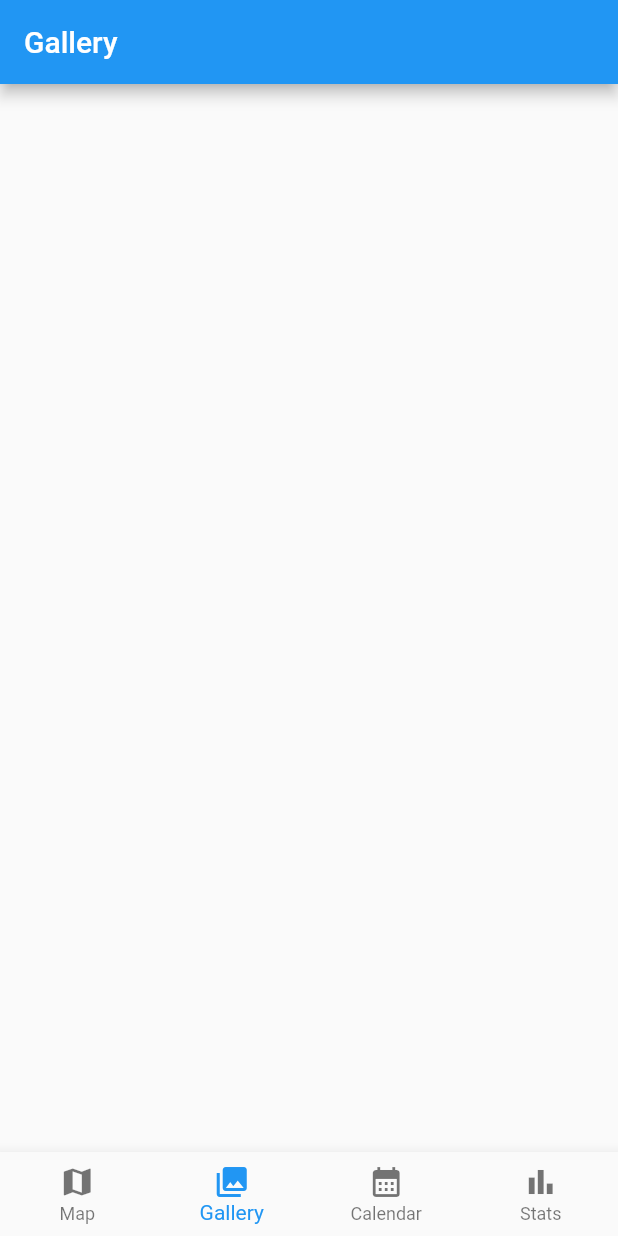
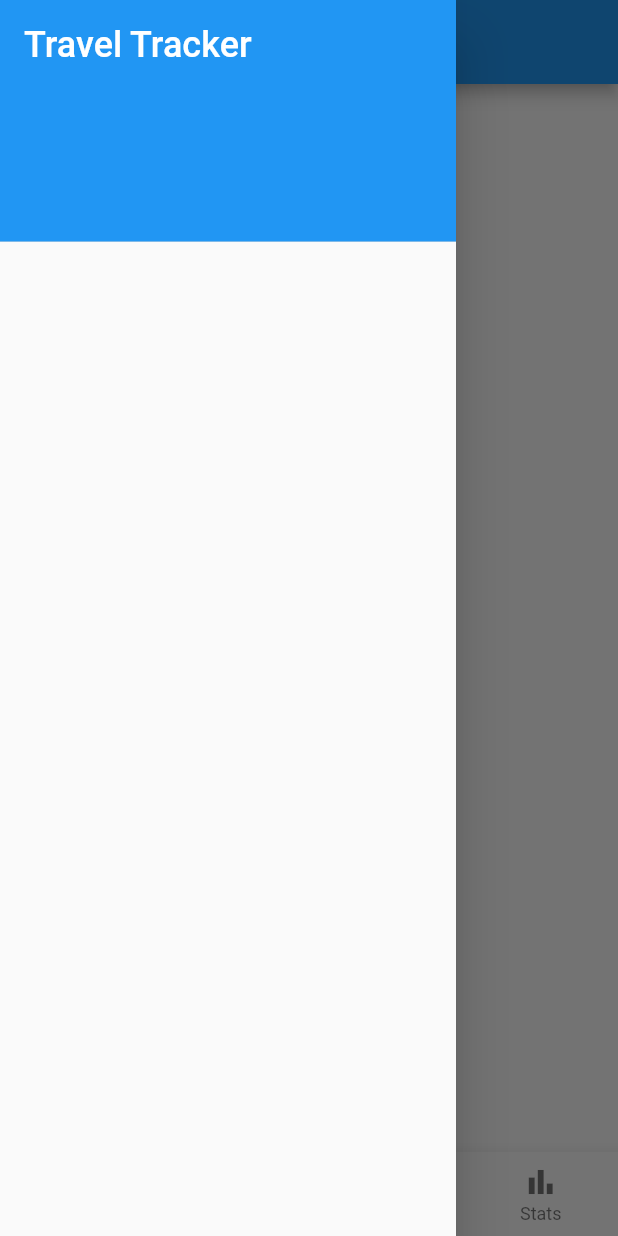
Before and after one commit to TravelTracker0711/TravelTracker-old, a Flutter app: the screen it shows after launch, item 2 of the bottom bar chosen, with the side drawer open (before the commit the screen has no drawer), on a phone screen of 412 x 824 dp. Run offline on Flutter 3.47's test engine with Material 2 defaults, Android fonts, the light colour scheme and no system bars; our stand-ins replace file_picker, flutter_map, get_it, go_router, latlong2, permission_handler and 2 more; missing offline and left inert: flutter_map_location_marker, flutter_map_marker_cluster, gpx, photo_manager.

Commit message:
feat: add TravelTrackDrawer

```diff
--- /dev/null
+++ b/lib/features/travel_track/travel_track_drawer.dart
@@ -0,0 +1,117 @@
+import 'package:flutter/material.dart';
+import 'package:provider/provider.dart';
+import 'package:travel_tracker/features/travel_track/gpx_ext.dart';
+import 'package:travel_tracker/features/travel_track/travel_track.dart';
+import 'package:travel_tracker/features/travel_track/travel_track_drawer_options.dart';
+import 'package:travel_tracker/features/travel_track/travel_track_manager.dart';
+
+class TravelTrackDrawer extends StatefulWidget {
+  const TravelTrackDrawer({
+    Key? key,
+    required this.options,
+  }) : super(key: key);
+
+  final TravelTrackDrawerOptions options;
+  @override
+  State<TravelTrackDrawer> createState() => _TravelTrackDrawerState();
+}
+
+class _TravelTrackDrawerState extends State<TravelTrackDrawer> {
+  @override
+  void initState() {
+    super.initState();
+  }
+
+  @override
+  Widget build(context) {
+    List<TravelTrack> travelTracks =
+        context.watch<TravelTrackManager>().travelTrackMap.values.toList();
+    return Drawer(
+      child: ListView(
+        children: _buildTravelTrackList(context, travelTracks),
+      ),
+    );
+  }
+
+  List<Widget> _buildTravelTrackList(
+      BuildContext context, List<TravelTrack> travelTracks) {
+    List<Widget> travelTrackList = [];
+    travelTrackList.add(
+      DrawerHeader(
+        decoration: const BoxDecoration(
+          color: Colors.blue,
+        ),
+        child: Text(
+          widget.options.title,
+          style: const TextStyle(
+            color: Colors.white,
+            fontSize: 24,
+          ),
+        ),
+      ),
+    );
+    travelTrackList.addAll(
+      travelTracks.map((travelTrack) {
+        if (!widget.options.travelTrackTileExpandMap
+            .containsKey(travelTrack.id)) {
+          widget.options.travelTrackTileExpandMap[travelTrack.id] = false;
+        }
+        return ExpansionTile(
+          title: Text(travelTrack.name),
+          initiallyExpanded:
+              widget.options.travelTrackTileExpandMap[travelTrack.id]!,
+          controlAffinity: ListTileControlAffinity.leading,
+          trailing: Row(
+            mainAxisSize: MainAxisSize.min,
+            children: [
+              IconButton(
+                icon: const Icon(Icons.visibility),
+                onPressed: () {
+                  // context
+                  //     .read<TravelTrackManager>()
+                  //     .addTravelTrackAsync(travelTrack);
+                },
+              ),
+            ],
+          ),
+          onExpansionChanged: (bool isExpanded) {
+            setState(() {
+              widget.options.travelTrackTileExpandMap[travelTrack.id] =
+                  isExpanded;
+            });
+          },
+          children: _buildGpxExtList(context, travelTrack),
+        );
+      }),
+    );
+    return travelTrackList;
+  }
+
+  List<Widget> _buildGpxExtList(BuildContext context, TravelTrack travelTrack) {
+    List<Widget> trksegExtList = [];
+    for (GpxExt gpxExt in travelTrack.gpxExts) {
+      trksegExtList.addAll(
+        _buildTrksegExtList(context, gpxExt),
+      );
+    }
+    return trksegExtList;
+  }
+
+  List<Widget> _buildTrksegExtList(BuildContext context, GpxExt gpxExt) {
+    List<Widget> trksegExtList = [];
+    trksegExtList.addAll(
+      gpxExt.trksegExts.map((trksegExt) {
+        return ListTile(
+          leading: const Icon(Icons.timeline),
+          title: Text(trksegExt.name),
+          onTap: () {
+            // context
+            //     .read<TravelTrackManager>()
+            //     .addTravelTrackAsync(travelTrack);
+          },
+        );
+      }),
+    );
+    return trksegExtList;
+  }
+}
--- /dev/null
+++ b/lib/features/travel_track/travel_track_drawer_options.dart
@@ -0,0 +1,15 @@
+class TravelTrackDrawerOptions {
+  final String title;
+  late Map<String, bool> travelTrackTileExpandMap;
+  late Map<String, bool> gpxExtTileExpandMap;
+
+  TravelTrackDrawerOptions({
+    required this.title,
+    Map<String, bool>? travelTrackTileExpandMap,
+    Map<String, bool>? gpxExtTileExpandMap,
+  }) {
+    this.travelTrackTileExpandMap =
+        travelTrackTileExpandMap ?? <String, bool>{};
+    this.gpxExtTileExpandMap = gpxExtTileExpandMap ?? <String, bool>{};
+  }
+}
--- a/lib/home_page.dart
+++ b/lib/home_page.dart
@@ -5,7 +5,10 @@ import 'package:travel_tracker/features/map_view/map_view_controller.dart';
 import 'package:travel_tracker/features/map_view/map_view_page.dart';
 import 'package:travel_tracker/features/calendar_view/calendar_view_page.dart';
 import 'package:travel_tracker/features/stats_view/stats_view_page.dart';
+import 'package:travel_tracker/features/travel_track/travel_track_drawer.dart';
 import 'package:travel_tracker/home_page_bottom_navigation_bar.dart';
+
+import 'features/travel_track/travel_track_drawer_options.dart';
 
 class HomePage extends StatefulWidget {
   const HomePage({super.key, required this.title});
@@ -20,6 +23,7 @@ class _HomePageState extends State<HomePage> {
 
   late final List<Widget> _bodyPages;
   late final List<PreferredSizeWidget> _appBars;
+  late final TravelTrackDrawerOptions _travelTrackDrawerOptions;
 
   @override
   void initState() {
@@ -43,6 +47,9 @@ class _HomePageState extends State<HomePage> {
       AppBar(title: const Text('Calendar')),
       AppBar(title: const Text('Stats')),
     ];
+    _travelTrackDrawerOptions = TravelTrackDrawerOptions(
+      title: widget.title,
+    );
   }
 
   @override
@@ -60,6 +67,9 @@ class _HomePageState extends State<HomePage> {
           });
         },
       ),
+      drawer: TravelTrackDrawer(
+        options: _travelTrackDrawerOptions,
+      ),
     );
   }
 }
```
